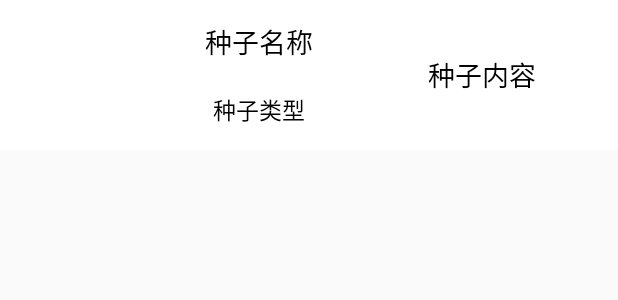
After one commit to jideqiang1231/AfriculturePlatformsource, an Android app: the layout item_specialistpushizhongzilist_listview.xml on its own in the app's theme, with its tools: preview values and no code run, on a phone screen of 412 x 824 dp. The commit adds this screen. Shown: the top 300 px of the screen. Run offline under Robolectric (Android 15) with nearby library versions, the phone set to English and light mode, and no system bars.

Commit message:
app client 3.24 18:13 second commit

```diff
--- a/app/src/main/java/com/bigdata/agricultureplatform/home/activity/PushActivity.java
+++ b/app/src/main/java/com/bigdata/agricultureplatform/home/activity/PushActivity.java
@@ -48,8 +48,7 @@ public class PushActivity extends Activity implements View.OnClickListener {
         ibZhongzipushBack.setOnClickListener(this);
         //1.首先定义在view上定义一个viewadpter，并且像其构造方法中传递上下文及数据
         initZhongziData();
-        //不敢在这里设置监听了，先试试
-
+        //adpter和对应的数据传输都放到获取数据内部
     }
     //启动种子详细信息界面
     //*************************************************************
--- /dev/null
+++ b/app/src/main/res/layout/item_specialistpushizhongzilist_listview.xml
@@ -0,0 +1,69 @@
+<?xml version="1.0" encoding="utf-8"?>
+<LinearLayout xmlns:android="http://schemas.android.com/apk/res/android"
+android:layout_width="match_parent"
+android:layout_height="100dp"
+android:layout_margin="0dp"
+android:background="#fff"
+android:gravity="center"
+android:orientation="horizontal">
+
+<ImageView
+    android:id="@+id/iv_specialist_zhongzipush_image"
+    android:layout_width="95dp"
+    android:layout_height="match_parent"
+    android:layout_gravity="center"
+    android:layout_marginLeft="10dp"
+    android:layout_marginTop="10dp"
+    android:layout_marginRight="10dp"
+    android:layout_marginBottom="10dp"
+
+    />
+<!--text去掉了￥和价钱，还没完全去除，只是消逝了
+wrap_content 和29 变成了00隐藏    -->
+<LinearLayout
+    android:layout_width="116dp"
+    android:layout_height="100dp"
+    android:layout_gravity="center"
+    android:gravity="center"
+    android:orientation="vertical">
+
+    <TextView
+        android:id="@+id/tv_specialist_zhongzipush_name"
+        android:layout_width="135dp"
+        android:layout_height="46dp"
+        android:layout_gravity="center"
+        android:layout_marginTop="5dp"
+        android:gravity="center"
+        android:text="种子名称"
+        android:textColor="#000"
+        android:textSize="18dp" />
+
+    <TextView
+        android:id="@+id/tv_specialist_zhongzipush_type"
+        android:layout_width="match_parent"
+        android:layout_height="45dp"
+        android:layout_gravity="center"
+        android:layout_marginBottom="5dp"
+        android:gravity="center"
+        android:text="种子类型"
+        android:textColor="#000"
+        android:textSize="15dp" />
+
+</LinearLayout>
+
+
+<TextView
+    android:id="@+id/tv_specialist_zhongzipush_context"
+    android:layout_width="182dp"
+    android:layout_height="100dp"
+    android:layout_gravity="center"
+    android:gravity="center"
+    android:ellipsize="end"
+    android:lines="2"
+    android:padding="10dp"
+    android:text="种子内容"
+    android:textColor="#000"
+    android:textSize="18dp" />
+
+
+</LinearLayout>
```
Also changed, not shown: app/src/main/java/com/bigdata/agricultureplatform/specialist/activity/SpecialistseedpushActivity.java (+22 -8 lines), app/src/main/java/com/bigdata/agricultureplatform/specialist/adapter/SpecialistPushListViewAdapter.java (added, +111 -0 lines).
